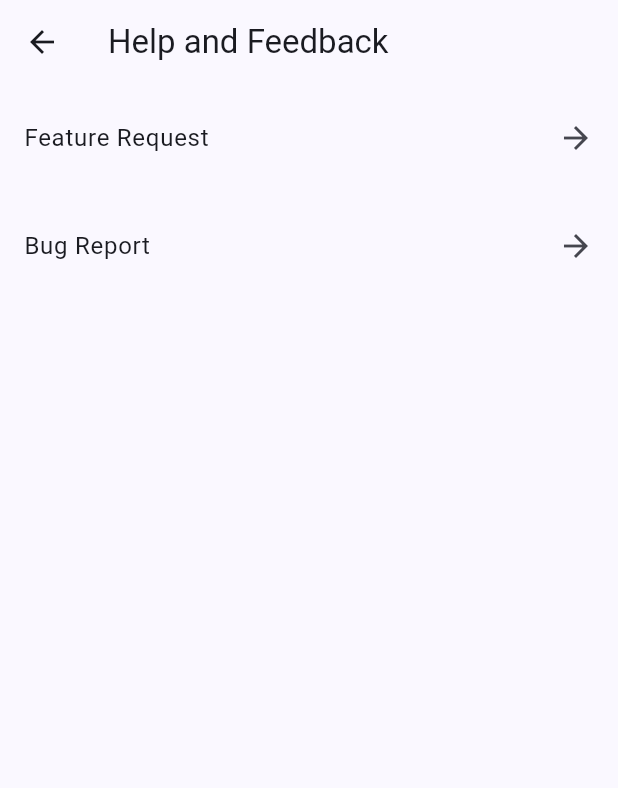
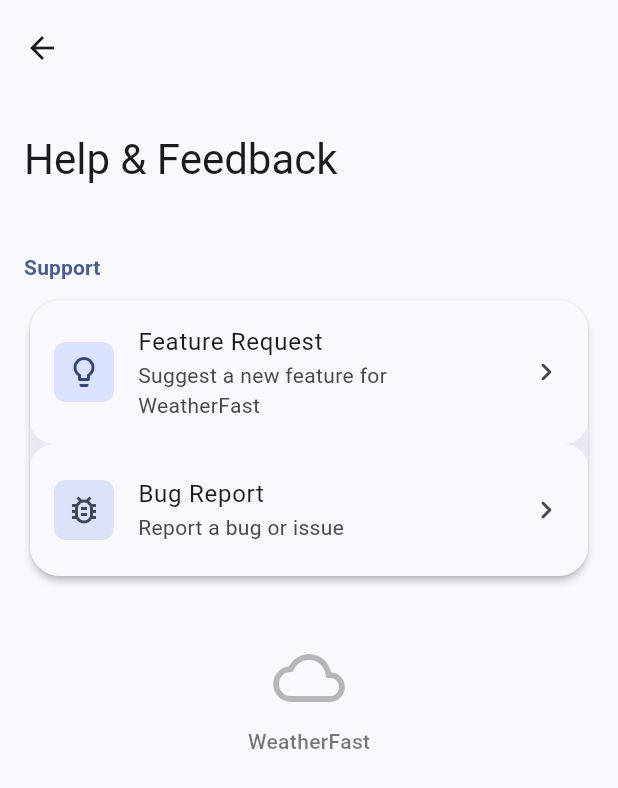
Before and after one commit to aadishsamir123/asdev-weatherfast, a Flutter app: the screen it shows after launch, item 3 of the bottom bar chosen, after a tap on "Help & Feedback", on a phone screen of 412 x 824 dp. Shown: the top 788 px of the screen. Run offline on Flutter 3.47's test engine with Material 3 defaults, Android fonts, the phone set to English and light mode, and no system bars; drawn by our look-alikes of dynamic_color; our stand-ins replace flutter_typeahead, geolocator, package_info_plus, timezone; missing offline and left inert: flutter_inappwebview.

Commit message:
update HelpScreen and SettingsScreen layout

```diff
--- a/lib/help_screen.dart
+++ b/lib/help_screen.dart
@@ -6,39 +6,109 @@
 
   @override
   Widget build(BuildContext context) {
-    // Define URLs for Feature Request and Bug Report
+    final colorScheme = Theme.of(context).colorScheme;
+
     const featureRequestUrl = 'https://forms.gle/yWgLvBr2vMagmFbQ8';
     const bugReportUrl = 'https://forms.gle/vmdA2oyWtLtDu8jA8';
 
-    // List items for the screen
-    final List<Map<String, String>> items = [
-      {'title': 'Feature Request', 'url': featureRequestUrl},
-      {'title': 'Bug Report', 'url': bugReportUrl},
+    final List<Map<String, dynamic>> items = [
+      {
+        'title': 'Feature Request',
+        'subtitle': 'Suggest a new feature for WeatherFast',
+        'icon': Icons.lightbulb_outline,
+        'color': colorScheme.primaryContainer,
+        'iconColor': colorScheme.onPrimaryContainer,
+        'url': featureRequestUrl,
+      },
+      {
+        'title': 'Bug Report',
+        'subtitle': 'Report a bug or issue',
+        'icon': Icons.bug_report_outlined,
+        'color': colorScheme.secondaryContainer,
+        'iconColor': colorScheme.onSecondaryContainer,
+        'url': bugReportUrl,
+      },
     ];
 
-    return PopScope(
-      canPop: true,
-      child: Scaffold(
-        appBar: AppBar(title: const Text('Help and Feedback')),
-        body: ListView.builder(
-          itemCount: items.length,
-          itemBuilder: (context, index) {
-            final item = items[index];
+    return Scaffold(
+      body: CustomScrollView(
+        slivers: [
+          SliverAppBar.large(
+            title: const Text('Help & Feedback'),
+            pinned: true,
+          ),
+          SliverToBoxAdapter(
+            child: Padding(
+              padding: const EdgeInsets.all(16.0),
+              child: Column(
+                crossAxisAlignment: CrossAxisAlignment.start,
+                children: [
+                  Text(
+                    'Support',
+                    style: Theme.of(context).textTheme.titleSmall?.copyWith(
+                          color: colorScheme.primary,
+                          fontWeight: FontWeight.bold,
+                        ),
+                  ),
+                  const SizedBox(height: 8),
+                  Card(
+                    child: Column(
+                      children: items.map((item) {
                         return ListTile(
-              title: Text(item['title']!),
-              trailing: const Icon(Icons.arrow_forward),
+                          leading: Container(
+                            padding: const EdgeInsets.all(8),
+                            decoration: BoxDecoration(
+                              color: item['color'],
+                              borderRadius: BorderRadius.circular(8),
+                            ),
+                            child: Icon(
+                              item['icon'],
+                              color: item['iconColor'],
+                            ),
+                          ),
+                          title: Text(item['title']),
+                          subtitle: Text(item['subtitle']),
+                          trailing: const Icon(Icons.chevron_right_rounded),
                           onTap: () {
-                // Navigate to WebViewScreen with the selected URL
                             Navigator.push(
                               context,
                               MaterialPageRoute(
-                    builder: (context) => WebViewScreen(url: item['url']!),
+                                builder: (context) =>
+                                    WebViewScreen(url: item['url']),
                               ),
                             );
                           },
                         );
-          },
+                      }).toList(),
                     ),
+                  ),
+                  const SizedBox(height: 40),
+                  Center(
+                    child: Column(
+                      children: [
+                        Icon(
+                          Icons.cloud_outlined,
+                          size: 48,
+                          color: colorScheme.onSurface.withValues(alpha: 0.3),
+                        ),
+                        const SizedBox(height: 8),
+                        Text(
+                          'WeatherFast',
+                          style:
+                              Theme.of(context).textTheme.bodyMedium?.copyWith(
+                                    color: colorScheme.onSurface
+                                        .withValues(alpha: 0.6),
+                                    fontWeight: FontWeight.w500,
+                                  ),
+                        ),
+                      ],
+                    ),
+                  ),
+                ],
+              ),
+            ),
+          ),
+        ],
       ),
     );
   }
--- a/lib/settings_screen.dart
+++ b/lib/settings_screen.dart
@@ -13,33 +13,8 @@
       body: CustomScrollView(
         slivers: [
           SliverAppBar.large(
-            expandedHeight: 200,
+            title: const Text('Settings'),
             pinned: true,
-            centerTitle: true,
-            flexibleSpace: FlexibleSpaceBar(
-              centerTitle: true,
-              title: const Text('Settings'),
-              background: Container(
-                decoration: BoxDecoration(
-                  gradient: LinearGradient(
-                    begin: Alignment.topLeft,
-                    end: Alignment.bottomRight,
-                    colors: [
-                      colorScheme.primaryContainer,
-                      colorScheme.secondaryContainer,
-                    ],
-                  ),
-                ),
-                child: Center(
-                  child: Icon(
-                    Icons.settings_rounded,
-                    size: 80,
-                    color:
-                        colorScheme.onPrimaryContainer.withValues(alpha: 0.3),
-                  ),
-                ),
-              ),
-            ),
           ),
           SliverToBoxAdapter(
             child: Padding(
@@ -89,7 +64,6 @@
                                   data: Theme.of(context),
                                   child: const LicensePage(
                                     applicationName: 'WeatherFast',
-                                    applicationIcon: FlutterLogo(size: 48),
                                   ),
                                 ),
                               ),
--- a/pubspec.yaml
+++ b/pubspec.yaml
@@ -3,7 +3,7 @@
 
 publish_to: "none" # Remove this line if you wish to publish to pub.dev
 
-version: 2.1.0
+version: 2.1.1
 
 environment:
   sdk: ^3.5.4
```
Also changed, not shown: 1 other file. Lines whose indentation alone changed are shown as unchanged.
